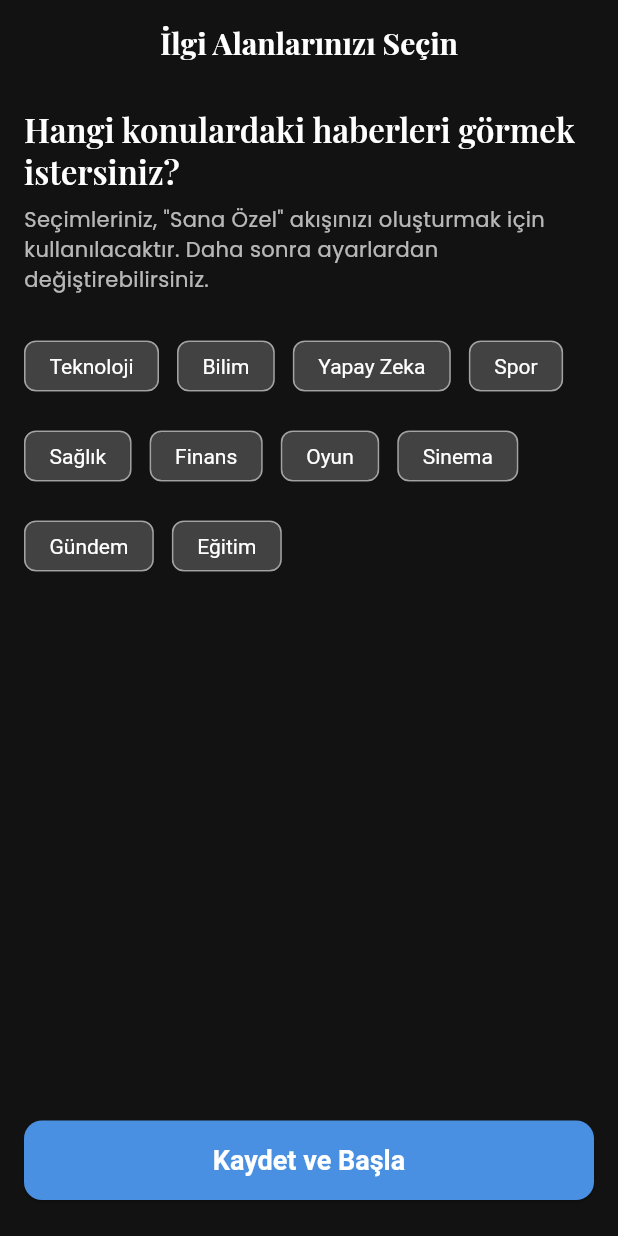
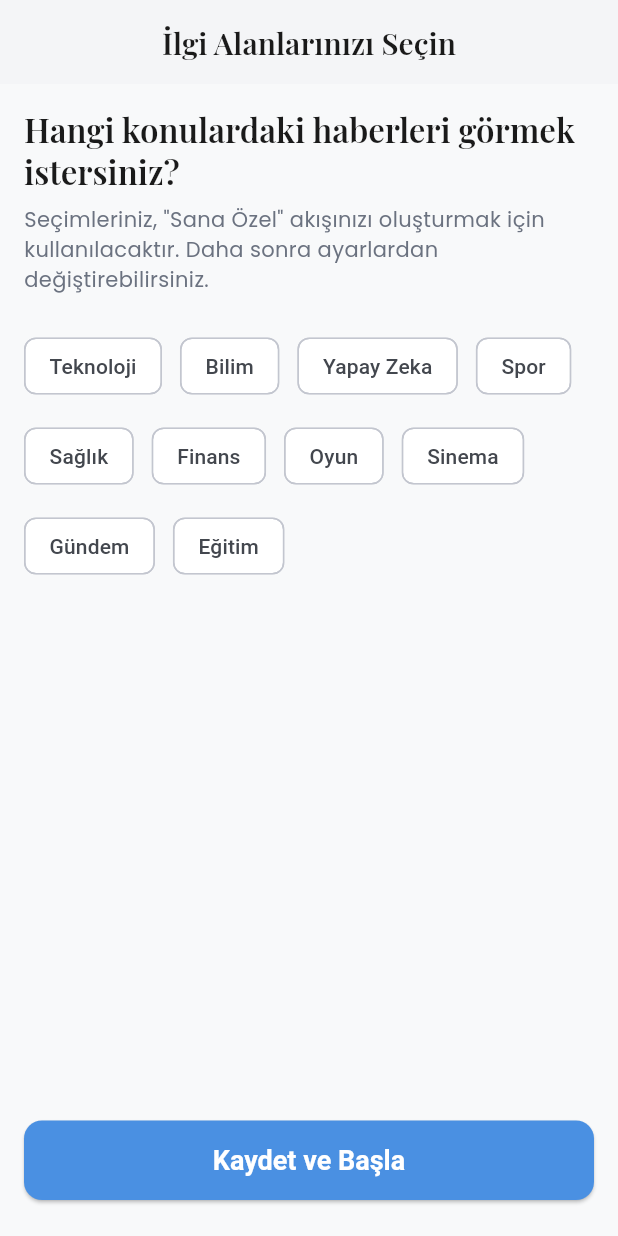
Before and after one commit to mhknb/FuseiaNews, a Flutter app: the InterestSelectionScreen screen opened directly, on a phone screen of 412 x 824 dp. Run offline on Flutter 3.47's test engine with Material 3 defaults, Android fonts, the light colour scheme and no system bars; our stand-ins replace flutter_dotenv, google_fonts, google_generative_ai, share_plus, shared_preferences, webview_flutter; missing offline and left inert: flutter_custom_tabs, webfeed_plus, webview_flutter_android, webview_flutter_wkwebview, youtube_explode_dart; accounts and stored records are empty; network calls fail; project files that could hold a hidden picture were left out.

Commit message:
Varsayılan temayı açık mod olarak değiştir
- ThemeProvider: Varsayılan tema ThemeMode.light olarak ayarlandı
- SharedPreferences: isDarkMode varsayılan değeri false yapıldı
- Yeni kullanıcılar artık açık tema ile başlayacak
- Mevcut kullanıcıların tema tercihleri korunuyor
- main.dart: import hatası düzeltildi (package:fuseia)

```diff
--- a/lib/core/utilis/providers.dart
+++ b/lib/core/utilis/providers.dart
@@ -5,7 +5,7 @@ import 'package:shared_preferences/shared_preferences.dart';
 
 class ThemeProvider with ChangeNotifier {
   static const String THEME_KEY = 'theme_mode';
-  ThemeMode _themeMode = ThemeMode.dark; // Varsayılan tema
+  ThemeMode _themeMode = ThemeMode.light; // Varsayılan tema
 
   ThemeMode get themeMode => _themeMode;
 
@@ -15,7 +15,7 @@ class ThemeProvider with ChangeNotifier {
 
  void _loadTheme() async {
     final prefs = await SharedPreferences.getInstance();
-    final isDarkMode = prefs.getBool(THEME_KEY) ?? true;
+    final isDarkMode = prefs.getBool(THEME_KEY) ?? false;
     _themeMode = isDarkMode ? ThemeMode.dark : ThemeMode.light;
     notifyListeners();
   }
--- a/lib/main.dart
+++ b/lib/main.dart
@@ -1,6 +1,6 @@
 // lib/main.dart
 
-import 'package:ai_content_flow_app/auth_check_screen.dart';
+import 'package:fuseia/auth_check_screen.dart';
 import 'package:flutter/material.dart';
 import 'package:flutter_dotenv/flutter_dotenv.dart';
 import 'package:provider/provider.dart';
```
